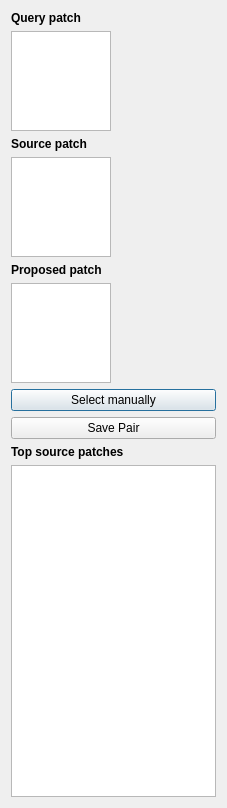
First picture: the form in Interactive/TopPatchesDialog.ui, repository daviddoria/PatchBasedInpainting, before the edit.
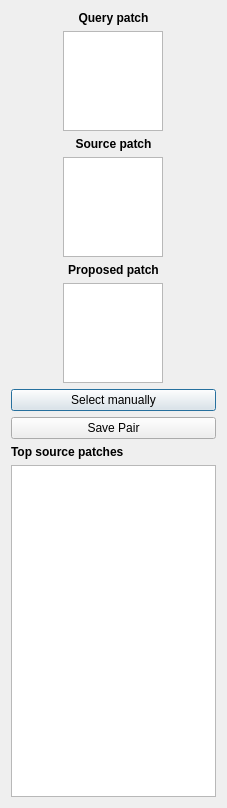
Second picture: the form after the edit.

Commit message: Center QGraphicsViews on dialogs.

Patch:
```diff
--- a/Interactive/TopPatchesDialog.ui
+++ b/Interactive/TopPatchesDialog.ui
@@ -25,8 +25,16 @@
      <property name="text">
       <string>Query patch</string>
      </property>
+     <property name="alignment">
+      <set>Qt::AlignCenter</set>
+     </property>
     </widget>
    </item>
+   <item>
+    <layout class="QHBoxLayout" name="horizontalLayout">
+     <property name="sizeConstraint">
+      <enum>QLayout::SetDefaultConstraint</enum>
+     </property>
    <item>
     <widget class="QGraphicsView" name="gfxQueryPatch">
      <property name="maximumSize">
@@ -43,6 +51,8 @@
      </property>
     </widget>
    </item>
+    </layout>
+   </item>
    <item>
     <widget class="QLabel" name="label_3">
      <property name="font">
@@ -54,8 +64,13 @@
      <property name="text">
       <string>Source patch</string>
      </property>
+     <property name="alignment">
+      <set>Qt::AlignCenter</set>
+     </property>
     </widget>
    </item>
+   <item>
+    <layout class="QHBoxLayout" name="horizontalLayout_2">
    <item>
     <widget class="QGraphicsView" name="gfxSourcePatch">
      <property name="maximumSize">
@@ -72,6 +87,8 @@
      </property>
     </widget>
    </item>
+    </layout>
+   </item>
    <item>
     <widget class="QLabel" name="label_4">
      <property name="font">
@@ -83,8 +100,13 @@
      <property name="text">
       <string>Proposed patch</string>
      </property>
+     <property name="alignment">
+      <set>Qt::AlignCenter</set>
+     </property>
     </widget>
    </item>
+   <item>
+    <layout class="QHBoxLayout" name="horizontalLayout_3">
    <item>
     <widget class="QGraphicsView" name="gfxProposedPatch">
      <property name="maximumSize">
@@ -94,6 +116,8 @@
       </size>
      </property>
     </widget>
+     </item>
+    </layout>
    </item>
    <item>
     <widget class="QPushButton" name="btnSelectManually">
```
Lines whose indentation alone changed are shown as unchanged. The commit also changes 6 other files.
